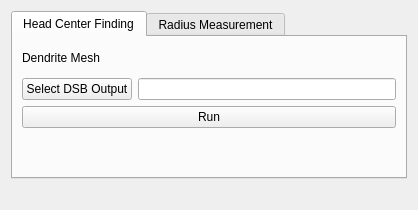
Qt form mainformdsb.ui (AlexanderJCS/dsb-plugin) before a commit.
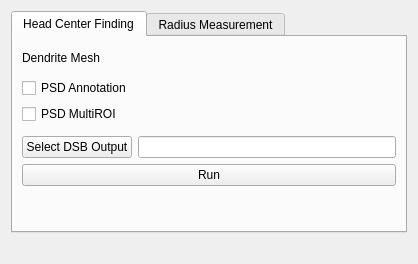
The same form after that commit. Custom widgets are drawn as their Qt base class.

```diff
--- a/mainformdsb.ui
+++ b/mainformdsb.ui
@@ -7,7 +7,7 @@
     <x>0</x>
     <y>0</y>
     <width>418</width>
-    <height>210</height>
+    <height>264</height>
    </rect>
   </property>
   <property name="sizePolicy">
@@ -67,16 +67,62 @@
            </property>
           </widget>
          </item>
-         <item row="1" column="0">
+         <item row="3" column="0">
           <widget class="QPushButton" name="btn_select_dsb_output">
            <property name="text">
             <string>Select DSB Output</string>
            </property>
           </widget>
          </item>
-         <item row="1" column="1">
+         <item row="3" column="1">
           <widget class="QLineEdit" name="line_dsb_output"/>
          </item>
+         <item row="1" column="0">
+          <widget class="QCheckBox" name="chk_psd_annotation">
+           <property name="text">
+            <string>PSD Annotation</string>
+           </property>
+          </widget>
+          <item row="1" column="1">
+          <widget class="OrsObjectClassComboBox" name="ccb_psd_annotation" native="true">
+           <property name="minimumSize">
+            <size>
+             <width>0</width>
+             <height>26</height>
+            </size>
+           </property>
+           <property name="maximumSize">
+            <size>
+             <width>16777215</width>
+             <height>20</height>
+            </size>
+           </property>
+          </widget>
+         </item>
+         </item>
+         <item row="2" column="0">
+          <widget class="QCheckBox" name="chk_psd_multiroi">
+           <property name="text">
+            <string>PSD MultiROI</string>
+           </property>
+          </widget>
+         </item>
+         <item row="2" column="1">
+          <widget class="OrsObjectClassComboBox" name="ccb_psd_multiroi" native="true">
+           <property name="minimumSize">
+            <size>
+             <width>0</width>
+             <height>26</height>
+            </size>
+           </property>
+           <property name="maximumSize">
+            <size>
+             <width>16777215</width>
+             <height>20</height>
+            </size>
+           </property>
+          </widget>
+         </item>
         </layout>
        </item>
        <item>
```
